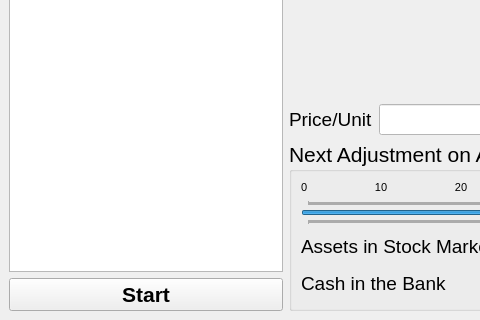
Qt form ui/simulation.ui (alfa-ryano/Brownian) before a commit; both pictures show x 0 to 480 and y 540 to 860 of the 1121 by 860 pixel window.
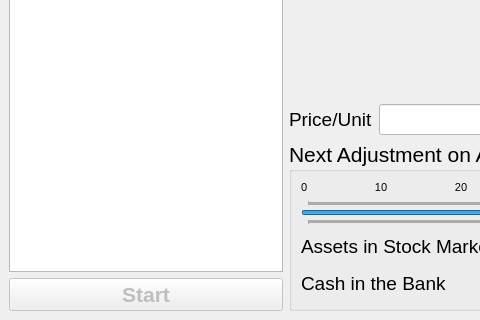
The same form after that commit.

```diff
--- a/ui/simulation.ui
+++ b/ui/simulation.ui
@@ -148,6 +148,9 @@
       </item>
       <item>
        <widget class="QPushButton" name="button_start">
+        <property name="enabled">
+         <bool>false</bool>
+        </property>
         <property name="font">
          <font>
           <pointsize>16</pointsize>
```
